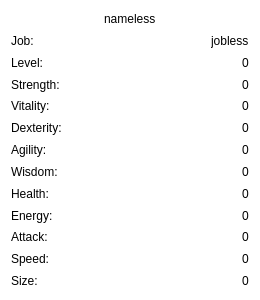
First picture: the form in forms/characterinfodialog.ui, repository SamuelPossamai/SimpleGameOfMine, before the edit.
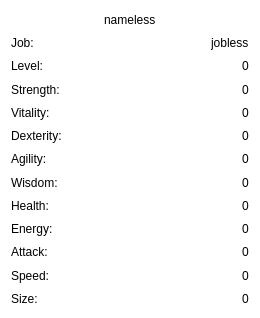
Second picture: the form after the edit.

Patch:
```diff
--- a/forms/characterinfodialog.ui
+++ b/forms/characterinfodialog.ui
@@ -7,7 +7,7 @@
     <x>0</x>
     <y>0</y>
     <width>260</width>
-    <height>300</height>
+    <height>318</height>
    </rect>
   </property>
   <property name="windowTitle">
@@ -15,6 +15,7 @@
   </property>
   <property name="styleSheet">
    <string notr="true">background-color: rgb(255, 255, 255);
+color: rgb(0, 0, 0);
 border-color: rgb(0, 0, 0);</string>
   </property>
   <layout class="QGridLayout" name="gridLayout">
```
